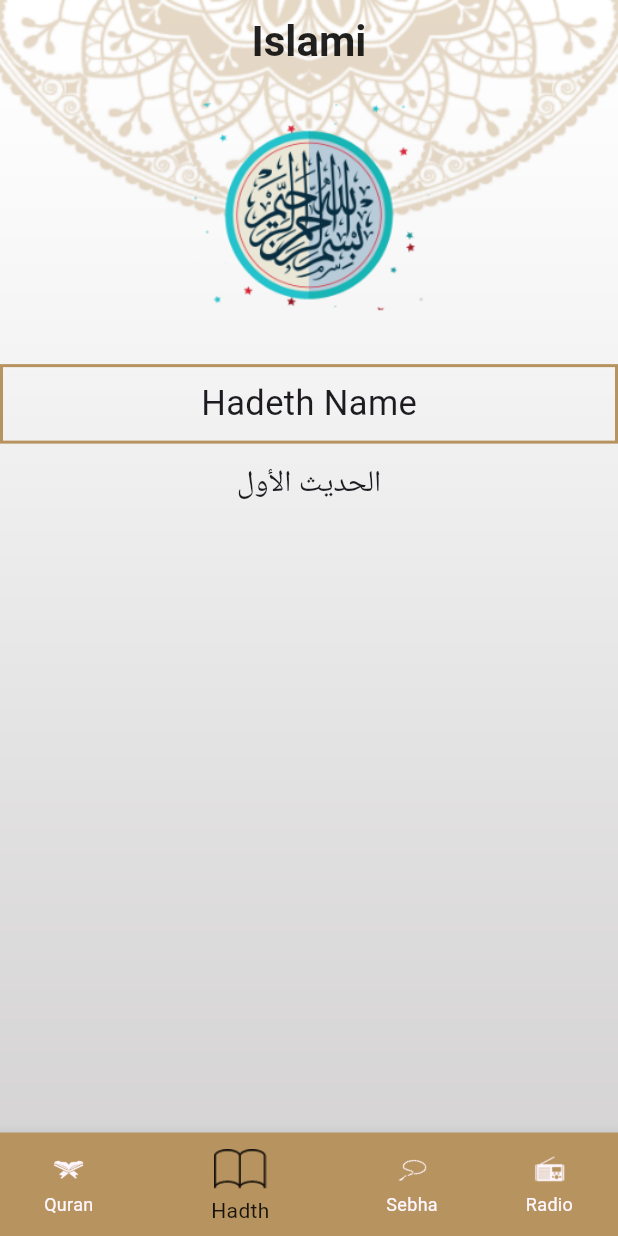
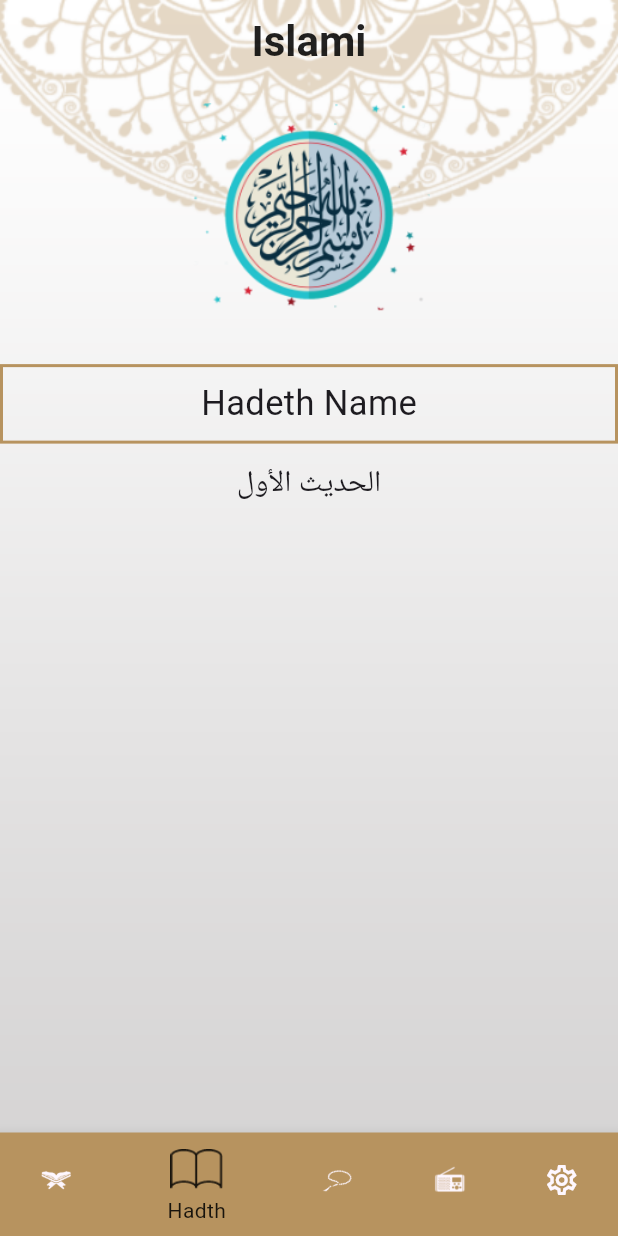
Before and after one commit to ayoussef22/islami_app, a Flutter app: the screen it shows after launch, item 2 of the bottom bar chosen, on a phone screen of 412 x 824 dp. Run offline on Flutter 3.47's test engine with Material 3 defaults, Android fonts, the phone set to English and light mode, and no system bars; generated files the repository leaves out were written again.

Commit message:
add finished 50% of Theme

```diff
--- a/lib/Home/HomeScreen.dart
+++ b/lib/Home/HomeScreen.dart
@@ -4,6 +4,7 @@ import 'package:islami_app/Home/Quran/QuranTab.dart';
 import 'package:islami_app/Home/Radio/RadioTab.dart';
 import 'package:islami_app/Home/Sebha/SebhaTab.dart';
 import 'package:flutter_gen/gen_l10n/app_localizations.dart';
+import 'package:islami_app/Home/Settings/SettingsTab.dart';
 
 class HomeScreen extends StatefulWidget {
 static const String routeName='home';
@@ -13,7 +14,7 @@ static const String routeName='home';
 }
 
 class _HomeScreenState extends State<HomeScreen> {
-  List<Widget>tabs=[QuranTab(),HadethTab(),SebhaTab(),RadioTab()];
+  List<Widget>tabs=[QuranTab(),HadethTab(),SebhaTab(),RadioTab(),SettingsTab()];
   int selectedIndex=0;
   @override
   Widget build(BuildContext context) {
@@ -48,6 +49,9 @@ class _HomeScreenState extends State<HomeScreen> {
                   BottomNavigationBarItem(
                       icon: ImageIcon(AssetImage('assets/images/icon_radio.png')),
                   label: AppLocalizations.of(context)!.radio),
+                  BottomNavigationBarItem(
+                      icon: Icon(Icons.settings_outlined,),
+                  label: 'Settings'),
                 ],
               ),
             ),
--- a/lib/MyTheme.dart
+++ b/lib/MyTheme.dart
@@ -3,6 +3,8 @@ import 'package:flutter/material.dart';
 class MyTheme{
 
  static Color primaryLight=Color(0xffB7935F);
+ static Color primaryDark=Color(0xff141A2E);
+ static Color yellowColor=Color(0xffFACC1D);
 
  static ThemeData lightTheme=ThemeData(
   splashColor: Colors.transparent,
@@ -18,7 +20,30 @@ scaffoldBackgroundColor: Colors.transparent,
   ),
   bottomNavigationBarTheme: BottomNavigationBarThemeData(
    selectedItemColor: Colors.black87,
-   showUnselectedLabels: true,
+   selectedIconTheme: IconThemeData(
+    size: 35
+   )
+  ),
+  textTheme: TextTheme(
+   titleLarge: TextStyle()
+  )
+
+ );
+
+ static ThemeData darkTheme=ThemeData(
+  splashColor: Colors.transparent,
+  highlightColor: Colors.transparent,
+  primaryColor: primaryDark,
+scaffoldBackgroundColor: Colors.transparent,
+  appBarTheme: AppBarTheme(
+   backgroundColor: Colors.transparent,
+   centerTitle: true,
+   scrolledUnderElevation: 0,
+   titleTextStyle: TextStyle(fontSize: 28,
+       color: Colors.white,fontWeight: FontWeight.bold)
+  ),
+  bottomNavigationBarTheme: BottomNavigationBarThemeData(
+   selectedItemColor: yellowColor,
    selectedIconTheme: IconThemeData(
     size: 35
    )
--- /dev/null
+++ b/lib/Providers/AppConfigProvider.dart
@@ -0,0 +1,22 @@
+import 'package:flutter/material.dart';
+
+class AppConfigProvider extends ChangeNotifier{
+  String appLanguage='en';
+  ThemeMode appTheme=ThemeMode.light;
+
+  void ChangeAppLanguage(String newLanguage){
+    if(appLanguage==newLanguage){
+      return;
+    }
+    appLanguage=newLanguage;
+    notifyListeners();
+  }
+
+  void ChangeAppTheme(ThemeMode newTheme){
+    if(appTheme==newTheme){
+      return;
+    }
+    appTheme=newTheme;
+    notifyListeners();
+  }
+}
--- a/lib/main.dart
+++ b/lib/main.dart
@@ -4,15 +4,23 @@ import 'package:islami_app/Home/HomeScreen.dart';
 import 'package:islami_app/Home/Quran/SuraScreen.dart';
 import 'package:islami_app/MyTheme.dart';
 import 'package:flutter_gen/gen_l10n/app_localizations.dart';
+import 'package:islami_app/Providers/AppConfigProvider.dart';
+import 'package:provider/provider.dart';
 void main(){
-  runApp(MyApp());
+  runApp(ChangeNotifierProvider(
+    create: (context)=>AppConfigProvider(),
+      child: MyApp()));
 }
 class MyApp extends StatelessWidget{
   @override
   Widget build(BuildContext context) {
-    // TODO: implement build
+
+    var provider=Provider.of<AppConfigProvider>(context);
+
     return MaterialApp(
       theme: MyTheme.lightTheme,
+      themeMode: provider.appTheme,
+      darkTheme: MyTheme.darkTheme,
       routes: {
         HomeScreen.routeName:(context)=>HomeScreen(),
         SuraScreen.routeName:(context)=>SuraScreen(),
@@ -21,7 +29,7 @@ class MyApp extends StatelessWidget{
       initialRoute: HomeScreen.routeName,
       localizationsDelegates: AppLocalizations.localizationsDelegates,
       supportedLocales: AppLocalizations.supportedLocales,
-      locale: Locale('en'),
+      locale: Locale(provider.appLanguage),
     );
   }
 }
--- a/pubspec.yaml
+++ b/pubspec.yaml
@@ -34,6 +34,7 @@ dependencies:
   flutter_localizations:
     sdk: flutter
   intl: any
+  provider: ^6.1.1
 
 
   # The following adds the Cupertino Icons font to your application.
```
Also changed, not shown: lib/Home/Settings/LanguageBottomSheet.dart (added, +72 -0 lines), lib/Home/Settings/SettingsTab.dart (added, +85 -0 lines), lib/Home/Settings/ThemeBottomSheet.dart (added, +72 -0 lines), lib/l10n/app_ar.arb (+7 -1 lines), lib/l10n/app_en.arb (+7 -1 lines), pubspec.lock.
